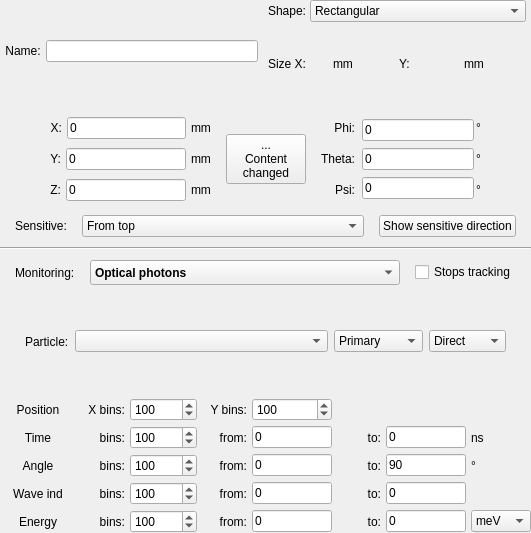
This is src/gui/DAWindowTools/amonitordelegateform.ui in andrmor/ANTS2 as Qt 5 draws it before an edit. The edited form follows.
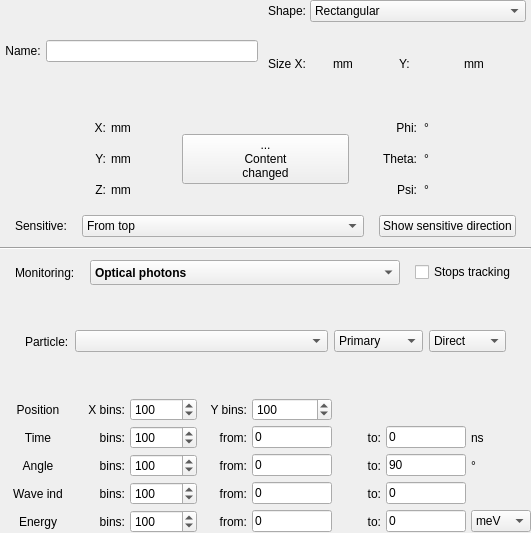
This is the edited form.

The edit to the form file:
```diff
--- a/src/gui/DAWindowTools/amonitordelegateform.ui
+++ b/src/gui/DAWindowTools/amonitordelegateform.ui
@@ -189,13 +189,6 @@
            </property>
           </widget>
          </item>
-         <item>
-          <widget class="QLineEdit" name="ledX">
-           <property name="text">
-            <string>0</string>
-           </property>
-          </widget>
-         </item>
          <item>
           <widget class="QLabel" name="label_7">
            <property name="text">
@@ -223,13 +216,6 @@
            </property>
           </widget>
          </item>
-         <item>
-          <widget class="QLineEdit" name="ledY">
-           <property name="text">
-            <string>0</string>
-           </property>
-          </widget>
-         </item>
          <item>
           <widget class="QLabel" name="label_9">
            <property name="text">
@@ -257,13 +243,6 @@
            </property>
           </widget>
          </item>
-         <item>
-          <widget class="QLineEdit" name="ledZ">
-           <property name="text">
-            <string>0</string>
-           </property>
-          </widget>
-         </item>
          <item>
           <widget class="QLabel" name="label_11">
            <property name="text">
@@ -340,27 +319,6 @@
          <property name="spacing">
           <number>1</number>
          </property>
-         <item>
-          <widget class="QLineEdit" name="ledPhi">
-           <property name="text">
-            <string>0</string>
-           </property>
-          </widget>
-         </item>
-         <item>
-          <widget class="QLineEdit" name="ledTheta">
-           <property name="text">
-            <string>0</string>
-           </property>
-          </widget>
-         </item>
-         <item>
-          <widget class="QLineEdit" name="ledPsi">
-           <property name="text">
-            <string>0</string>
-           </property>
-          </widget>
-         </item>
         </layout>
        </item>
        <item>
```
Left out of the diff: 104 changed lines with no effect on the pictures.
